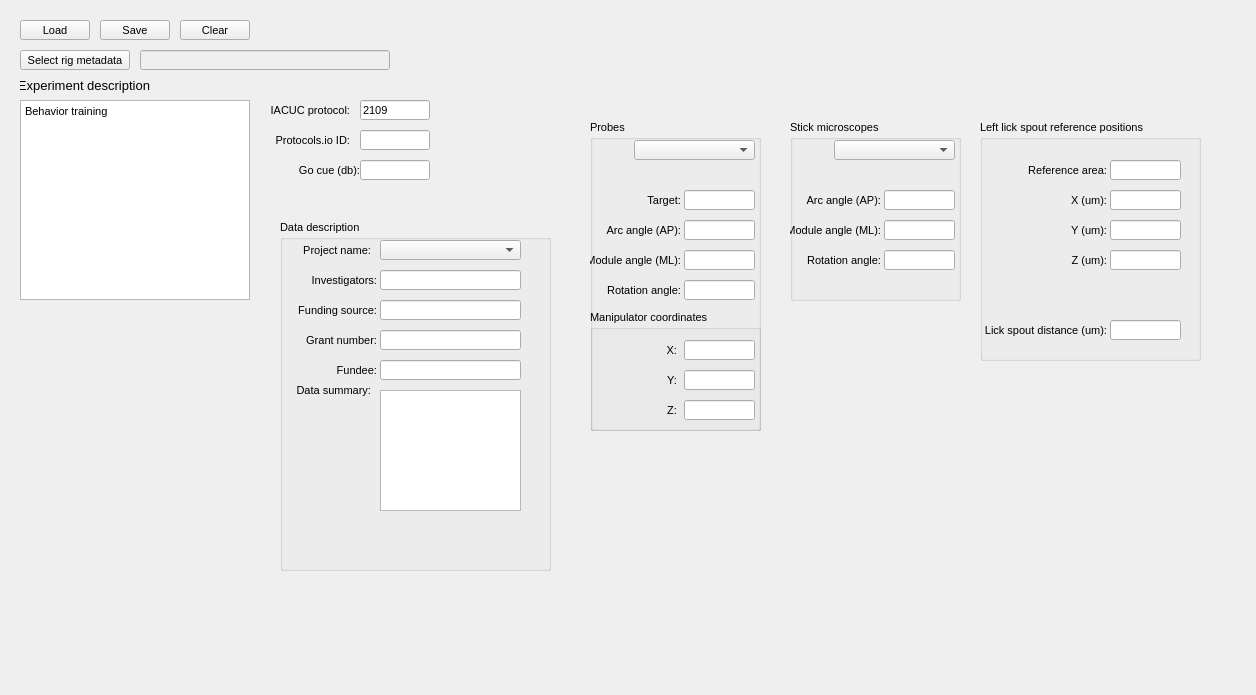
Before: the Qt Designer form src/foraging_gui/MetaData.ui in AllenNeuralDynamics/dynamic-foraging-task, drawn with Qt 5.
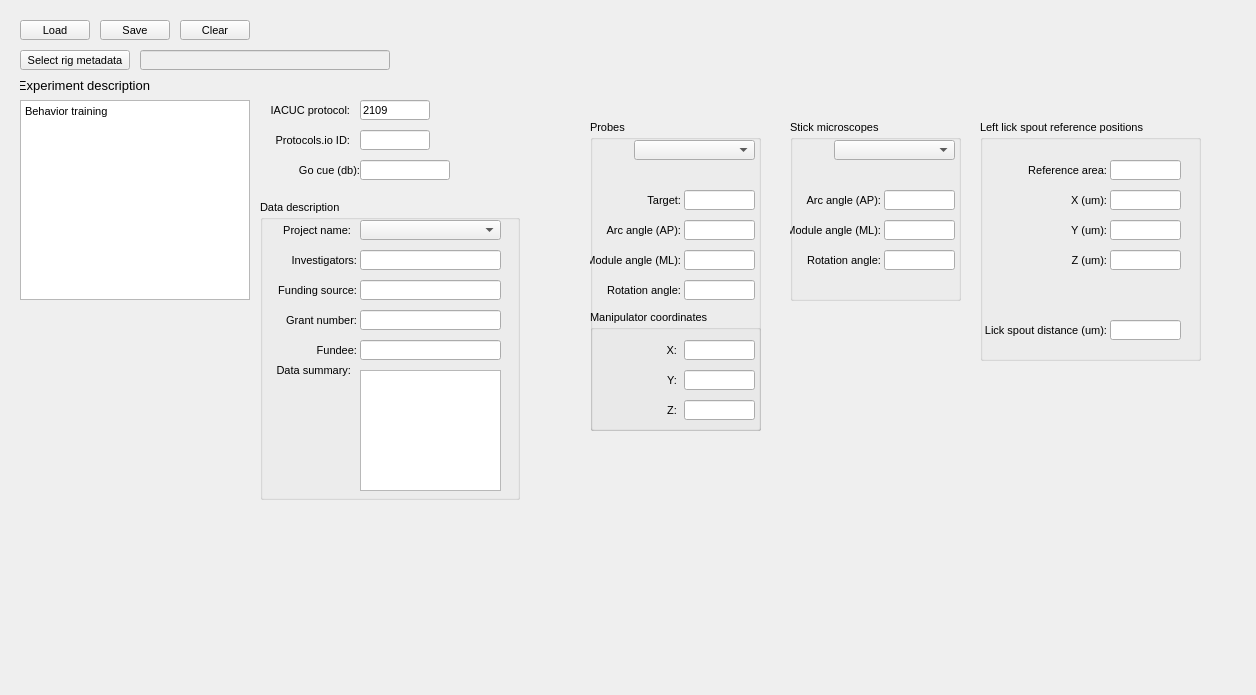
After: the same form once the commit is applied.

Commit message: data description

```diff
--- a/src/foraging_gui/MetaData.ui
+++ b/src/foraging_gui/MetaData.ui
@@ -866,10 +866,10 @@
   <widget class="QGroupBox" name="DataDescription">
    <property name="geometry">
     <rect>
-     <x>280</x>
-     <y>220</y>
-     <width>271</width>
-     <height>351</height>
+     <x>260</x>
+     <y>200</y>
+     <width>260</width>
+     <height>300</height>
     </rect>
    </property>
    <property name="title">
@@ -1192,7 +1192,7 @@
     <rect>
      <x>360</x>
      <y>160</y>
-     <width>70</width>
+     <width>90</width>
      <height>20</height>
     </rect>
    </property>
```
